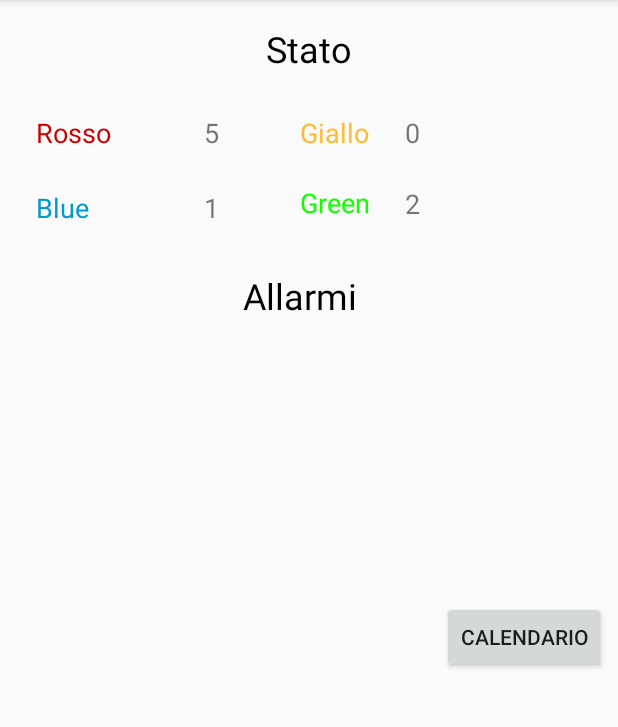
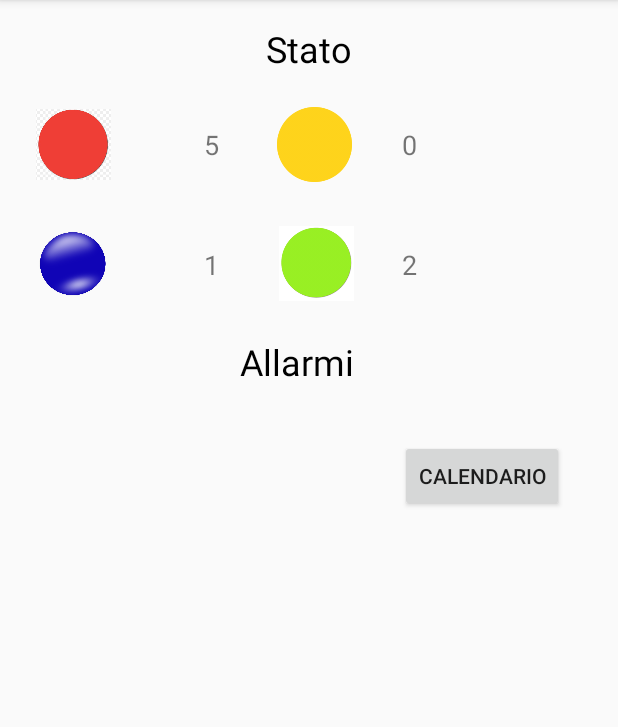
Before and after one commit to rosso791/RoboDroid, an Android app: the StatusActivity screen opened directly, with no data from a screen before it, on a phone screen of 412 x 824 dp, the part 84-811 px from its top. Run offline under Robolectric (Android 15) with nearby library versions, the phone set to English and light mode, and no system bars.

Commit message:
new ActivityStatus design

```diff
--- a/app/src/main/res/layout/activity_status.xml
+++ b/app/src/main/res/layout/activity_status.xml
@@ -35,93 +35,97 @@
             app:layout_constraintGuide_begin="120dp"
             app:layout_constraintStart_toStartOf="parent" />
 
-        <TextView
-            android:id="@+id/textView4"
-            android:layout_width="wrap_content"
-            android:layout_height="wrap_content"
+
+        <ImageView
+            android:id="@+id/redBall"
+            android:layout_width="50dp"
+            android:layout_height="55dp"
             android:layout_marginStart="24dp"
-            android:layout_marginTop="76dp"
-            android:text="@string/red_ball"
-            android:textColor="@android:color/holo_red_dark"
-            android:textSize="18sp"
+            android:layout_marginTop="20dp"
+            android:contentDescription="@string/redLogo"
             app:layout_constraintStart_toStartOf="parent"
-            app:layout_constraintTop_toTopOf="parent" />
+            app:layout_constraintTop_toBottomOf="@+id/addNewEventText"
+            app:srcCompat="@drawable/red" />
 
         <TextView
             android:id="@+id/redNumber"
             android:layout_width="wrap_content"
             android:layout_height="wrap_content"
             android:layout_marginStart="16dp"
-            android:layout_marginTop="76dp"
+            android:layout_marginTop="84dp"
             android:text="@string/red_number"
             android:textSize="18sp"
             app:layout_constraintStart_toStartOf="@+id/addEventGuideline"
             app:layout_constraintTop_toTopOf="parent" />
 
-        <TextView
-            android:id="@+id/textView6"
-            android:layout_width="wrap_content"
-            android:layout_height="wrap_content"
+
+        <ImageView
+            android:id="@+id/blueBall"
+            android:layout_width="50dp"
+            android:layout_height="55dp"
             android:layout_marginStart="24dp"
-            android:layout_marginTop="25dp"
-            android:text="@string/blue_ball"
-            android:textColor="@android:color/holo_blue_dark"
-            android:textSize="18sp"
+            android:layout_marginTop="24dp"
+            android:contentDescription="@string/blueLogo"
             app:layout_constraintStart_toStartOf="parent"
-            app:layout_constraintTop_toBottomOf="@+id/textView4" />
+            app:layout_constraintTop_toBottomOf="@+id/redBall"
+            app:srcCompat="@drawable/blue" />
 
         <TextView
             android:id="@+id/blueNumber"
             android:layout_width="wrap_content"
             android:layout_height="wrap_content"
             android:layout_marginStart="16dp"
-            android:layout_marginTop="126dp"
+            android:layout_marginTop="164dp"
             android:text="@string/blue_number"
             android:textSize="18sp"
             app:layout_constraintStart_toStartOf="@+id/addEventGuideline"
             app:layout_constraintTop_toTopOf="parent" />
 
-        <TextView
-            android:id="@+id/textView9"
-            android:layout_width="wrap_content"
-            android:layout_height="wrap_content"
-            android:layout_marginStart="80dp"
-            android:layout_marginTop="76dp"
-            android:text="@string/yellow_ball"
-            android:textColor="@color/yellow"
-            android:textSize="18sp"
-            app:layout_constraintStart_toStartOf="@+id/addEventGuideline"
-            app:layout_constraintTop_toTopOf="parent" />
+        <ImageView
+            android:id="@+id/yellowBall"
+            android:layout_width="50dp"
+            android:layout_height="55dp"
+            android:layout_marginStart="36dp"
+            android:layout_marginTop="20dp"
+            android:layout_marginEnd="8dp"
+            android:contentDescription="@string/yellowLogo"
+            app:layout_constraintEnd_toEndOf="@+id/yellowNumber"
+            app:layout_constraintHorizontal_bias="0.078"
+            app:layout_constraintStart_toEndOf="@+id/redNumber"
+            app:layout_constraintTop_toBottomOf="@+id/addNewEventText"
+            app:srcCompat="@drawable/yellow" />
 
         <TextView
             android:id="@+id/yellowNumber"
             android:layout_width="wrap_content"
             android:layout_height="wrap_content"
-            android:layout_marginStart="150dp"
-            android:layout_marginTop="76dp"
+            android:layout_marginStart="148dp"
+            android:layout_marginTop="84dp"
             android:text="@string/yellow_number"
             android:textSize="18sp"
             app:layout_constraintStart_toStartOf="@+id/addEventGuideline"
             app:layout_constraintTop_toTopOf="parent" />
 
-        <TextView
-            android:id="@+id/textView11"
-            android:layout_width="wrap_content"
-            android:layout_height="wrap_content"
-            android:layout_marginStart="80dp"
-            android:layout_marginTop="22dp"
-            android:text="@string/green_ball"
-            android:textColor="@color/green"
-            android:textSize="18sp"
-            app:layout_constraintStart_toStartOf="@+id/addEventGuideline"
-            app:layout_constraintTop_toBottomOf="@+id/textView9" />
+        <ImageView
+            android:id="@+id/greenBall"
+            android:layout_width="50dp"
+            android:layout_height="55dp"
+            android:layout_marginStart="40dp"
+            android:layout_marginTop="24dp"
+            android:layout_marginEnd="8dp"
+            android:contentDescription="@string/green_ball"
+            app:layout_constraintEnd_toEndOf="@+id/greenNumber"
+            app:layout_constraintHorizontal_bias="0.0"
+            app:layout_constraintStart_toEndOf="@+id/blueNumber"
+            app:layout_constraintTop_toBottomOf="@+id/yellowBall"
+            app:srcCompat="@drawable/green" />
 
         <TextView
             android:id="@+id/greenNumber"
             android:layout_width="wrap_content"
             android:layout_height="wrap_content"
-            android:layout_marginStart="150dp"
-            android:layout_marginTop="123dp"
+            android:layout_marginStart="148dp"
+            android:layout_marginTop="164dp"
             android:text="@string/green_number"
             android:textSize="18sp"
             app:layout_constraintStart_toStartOf="@+id/addEventGuideline"
@@ -131,32 +135,26 @@
             android:id="@+id/calendarStatus"
             android:layout_width="wrap_content"
             android:layout_height="wrap_content"
-            android:layout_marginTop="28dp"
-            android:layout_marginEnd="8dp"
+            android:layout_marginTop="36dp"
+            android:layout_marginEnd="36dp"
             android:text="@string/calendario"
             app:layout_constraintEnd_toEndOf="parent"
-            app:layout_constraintTop_toBottomOf="@+id/_dynamic_alarm" />
+            app:layout_constraintTop_toBottomOf="@+id/alarm_text" />
 
         <TextView
             android:id="@+id/alarm_text"
             android:layout_width="wrap_content"
             android:layout_height="wrap_content"
-            android:layout_marginStart="42dp"
-            android:layout_marginTop="132dp"
+            android:layout_marginStart="40dp"
+            android:layout_marginTop="176dp"
             android:text="@string/alarm_text"
             android:textColor="@android:color/black"
             android:textSize="24sp"
             app:layout_constraintStart_toEndOf="@+id/addEventGuideline"
             app:layout_constraintTop_toBottomOf="@+id/addNewEventText" />
 
-        <ListView
-            android:id="@+id/_dynamic_alarm"
-            android:layout_width="368dp"
-            android:layout_height="143dp"
-            android:layout_marginStart="8dp"
-            android:layout_marginTop="16dp"
-            app:layout_constraintStart_toStartOf="parent"
-            app:layout_constraintTop_toBottomOf="@+id/alarm_text" />
+
+
 
     </android.support.constraint.ConstraintLayout>
 
--- a/app/src/main/res/values/strings.xml
+++ b/app/src/main/res/values/strings.xml
@@ -62,4 +62,8 @@
         <item>Settimanale</item>
     </string-array>
     <string name="title_activity_eliminate_event">EliminateEvent</string>
+    <string name="redLogo" />
+    <string name="yellowLogo" />
+    <string name="greenLogo" />
+    <string name="blueLogo" />
 </resources>
```
Also changed, not shown: app/src/main/res/drawable/blue.png (added), app/src/main/res/drawable/giallo.jpg (added), app/src/main/res/drawable/green.png (added), app/src/main/res/drawable/red.jpg (added), app/src/main/res/drawable/yellow.png (added).
